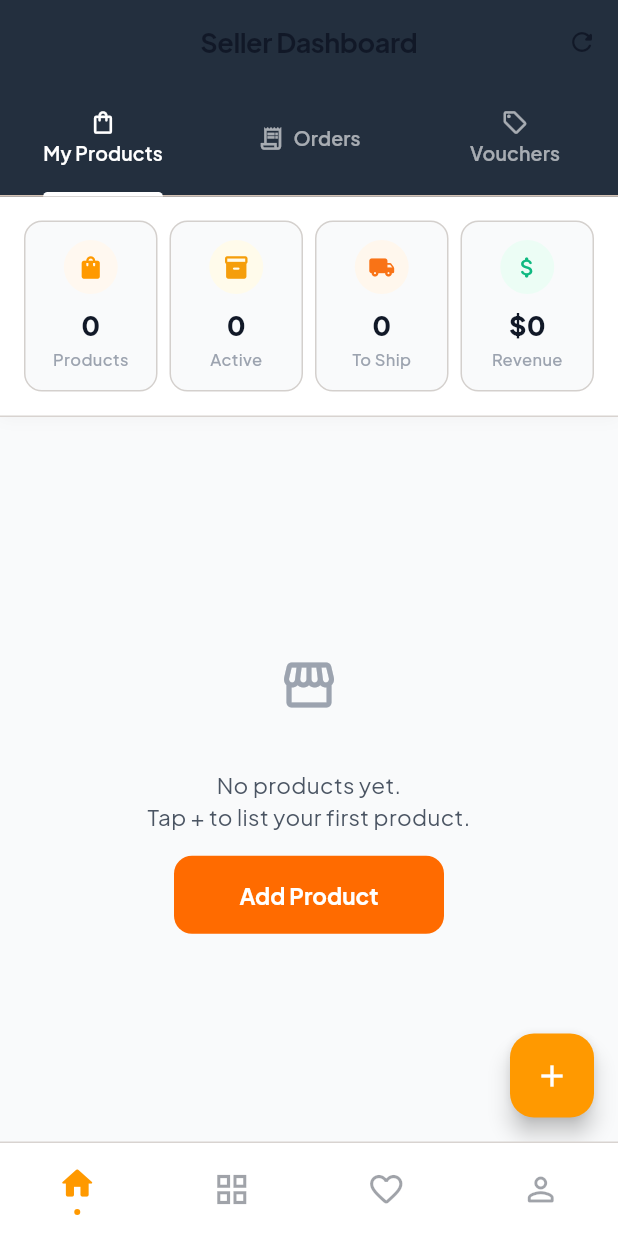
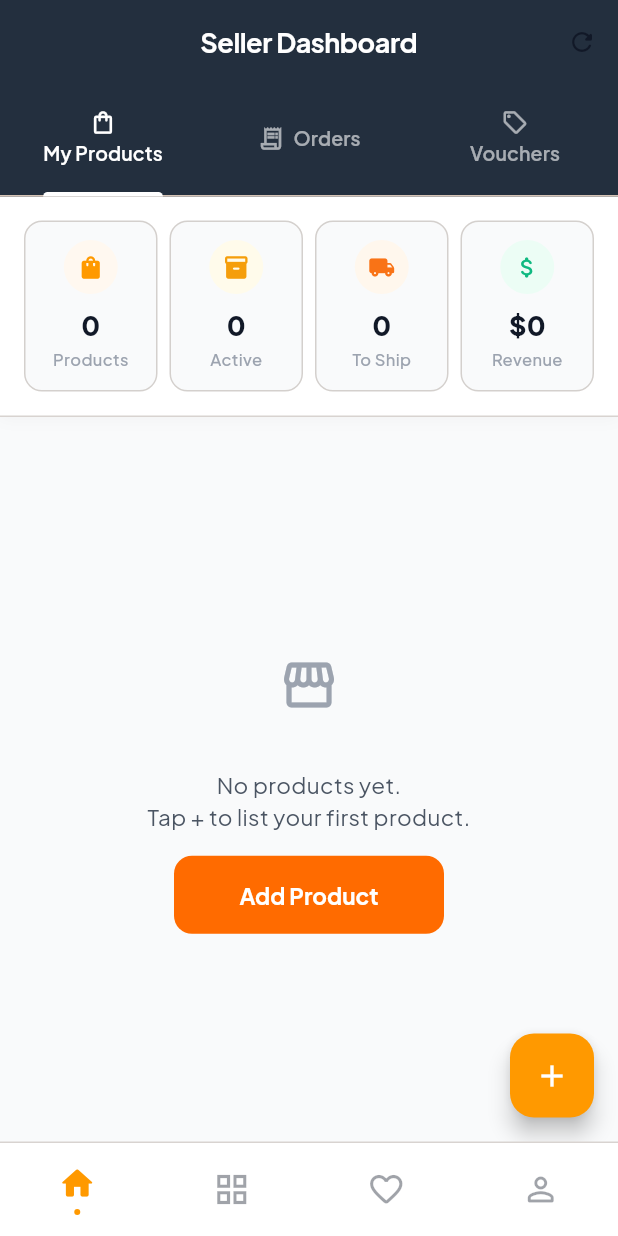
Before and after one commit to cjp-engr/cjp-shopping-app, a Flutter app: the SellerDashboardScreen screen opened by its route, on a phone screen of 412 x 824 dp. Run offline on Flutter 3.47's test engine with Material 3 defaults, Android fonts, the light colour scheme and no system bars; our stand-ins replace dio, equatable, flutter_bloc, flutter_local_notifications, go_router, google_fonts and 3 more; accounts and stored records are empty; network calls fail.

Commit message:
update mobile UI

```diff
--- a/frontend-mobile/lib/features/seller/presentation/screens/seller_dashboard_screen.dart
+++ b/frontend-mobile/lib/features/seller/presentation/screens/seller_dashboard_screen.dart
@@ -1,4 +1,5 @@
 import 'package:flutter/material.dart';
+import 'package:flutter/services.dart';
 import 'package:flutter_bloc/flutter_bloc.dart';
 import 'package:go_router/go_router.dart';
 import '../../../../core/constants/app_colors.dart';
@@ -157,9 +158,15 @@ class _SellerDashboardScreenState extends State<SellerDashboardScreen>
         backgroundColor: AppColors.bannerStart,
         foregroundColor: Colors.white,
         elevation: 0,
+        scrolledUnderElevation: 0,
+        systemOverlayStyle: SystemUiOverlayStyle.light,
         title: const Text(
           AppStrings.sellerDashboard,
-          style: TextStyle(fontWeight: FontWeight.w700, fontSize: 18),
+          style: TextStyle(
+            fontWeight: FontWeight.w700,
+            fontSize: 18,
+            color: Colors.white,
+          ),
         ),
         actions: [
           IconButton(
```
Also changed, not shown: frontend-mobile/lib/features/products/presentation/screens/seller_profile_screen.dart (+31 -10 lines).
